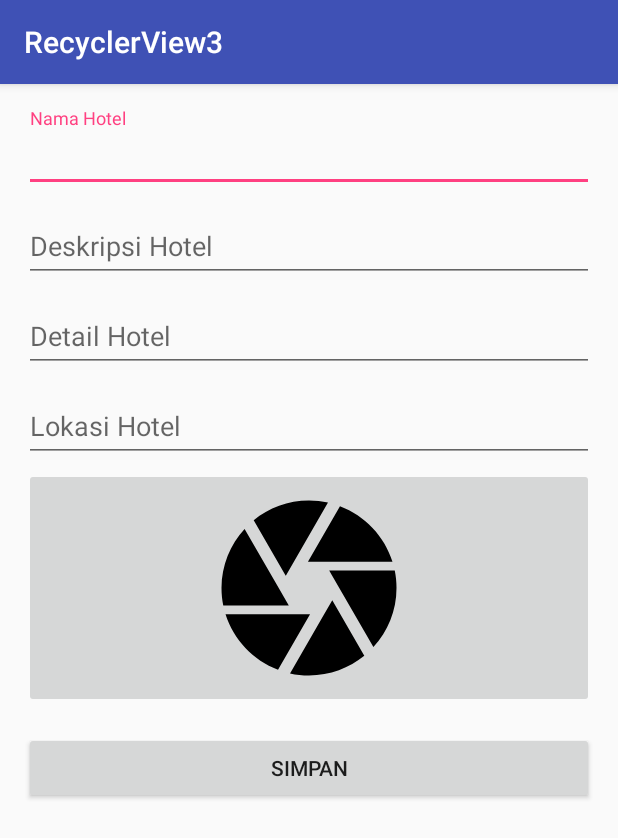
After one commit to Faiqoh/RecyclerView3, an Android app: the InputActivity screen opened directly, with no data from a screen before it, on a phone screen of 412 x 824 dp. The commit adds this screen. Shown: the top 838 px of the screen. Run offline under Robolectric (Android 15) with nearby library versions, the phone set to English and light mode, and no system bars.

Commit message:
RecyclerView Add

```diff
--- a/app/src/main/AndroidManifest.xml
+++ b/app/src/main/AndroidManifest.xml
@@ -23,6 +23,8 @@
             android:label="@string/title_activity_detail"
             android:theme="@style/AppTheme.NoActionBar">
         </activity>
+        <activity android:name=".InputActivity">
+        </activity>
     </application>
 
 </manifest>
--- /dev/null
+++ b/app/src/main/java/id/sch/smktelkom_mlg/learn/recyclerview3/InputActivity.java
@@ -0,0 +1,111 @@
+package id.sch.smktelkom_mlg.learn.recyclerview3;
+
+import android.content.Intent;
+import android.net.Uri;
+import android.os.Bundle;
+import android.support.design.widget.Snackbar;
+import android.support.design.widget.TextInputLayout;
+import android.support.v7.app.AppCompatActivity;
+import android.view.View;
+import android.widget.EditText;
+import android.widget.ImageView;
+
+import id.sch.smktelkom_mlg.learn.recyclerview3.model.Hotel;
+
+public class InputActivity extends AppCompatActivity {
+      static final int REQUEST_IMAGE_GET = 1;
+      EditText etJudul;
+      EditText etDeskripsi;
+      EditText etDetail;
+      EditText etLokasi;
+      ImageView ivFoto;
+      Uri uriFoto;
+      Hotel hotel;
+
+      @Override
+      protected void onCreate(Bundle savedInstanceState) {
+            super.onCreate(savedInstanceState);
+            setContentView(R.layout.activity_input);
+
+            etJudul = (EditText) findViewById(R.id.editTextNama);
+            etDeskripsi = (EditText) findViewById(R.id.editTextDeskripsi);
+            etDetail = (EditText) findViewById(R.id.editTextDetail);
+            etLokasi = (EditText) findViewById(R.id.editTextLokasi);
+            ivFoto = (ImageView) findViewById(R.id.imageViewFoto);
+
+            ivFoto.setOnClickListener(new View.OnClickListener() {
+                  @Override
+                  public void onClick(View v) {
+                        pickPhoto();
+                  }
+            });
+
+            findViewById(R.id.buttonSimpan).setOnClickListener(new View.OnClickListener() {
+                  @Override
+                  public void onClick(View v) {
+                        doSave();
+                  }
+            });
+      }
+
+      private void doSave() {
+            String judul = etJudul.getText().toString();
+            String deskripsi = etDeskripsi.getText().toString();
+            String detail = etDetail.getText().toString();
+            String lokasi = etLokasi.getText().toString();
+
+            if (isValid(judul, deskripsi, detail, lokasi, uriFoto)) {
+                  hotel = new Hotel(judul, deskripsi, detail, lokasi, uriFoto.toString());
+
+                  Intent intent = new Intent();
+                  intent.putExtra(MainActivity.HOTEL, hotel);
+                  setResult(RESULT_OK, intent);
+                  finish();
+            }
+      }
+
+      private boolean isValid(String judul, String deskripsi, String detail, String lokasi, Uri uriFoto) {
+            boolean valid = true;
+            if (judul.isEmpty()) {
+                  setErrorEmpty(etJudul);
+                  valid = false;
+            }
+            if (deskripsi.isEmpty()) {
+                  setErrorEmpty(etDeskripsi);
+                  valid = false;
+            }
+            if (detail.isEmpty()) {
+                  setErrorEmpty(etDetail);
+                  valid = false;
+            }
+            if (lokasi.isEmpty()) {
+                  setErrorEmpty(etLokasi);
+                  valid = false;
+            }
+            if (uriFoto == null) {
+                  Snackbar.make(ivFoto, "Foto Belum Ada", Snackbar.LENGTH_SHORT).show();
+                  valid = false;
+            }
+            return valid;
+      }
+
+      private void setErrorEmpty(EditText editText) {
+            editText.setError(((TextInputLayout) editText.getParent()).getHint() + "Belum Diisi");
+      }
+
+      private void pickPhoto() {
+            Intent intent = new Intent(Intent.ACTION_GET_CONTENT);
+            intent.setType("image/*");
+            if (intent.resolveActivity(getPackageManager()) != null)
+                  startActivityForResult(intent, REQUEST_IMAGE_GET);
+      }
+
+      @Override
+      protected void onActivityResult(int requestedCode, int resultCode, Intent data) {
+            super.onActivityResult(requestedCode, resultCode, data);
+            if (requestedCode == REQUEST_IMAGE_GET && resultCode == RESULT_OK) {
+                  uriFoto = data.getData();
+                  ivFoto.setImageURI(uriFoto);
+            }
+      }
+}
--- /dev/null
+++ b/app/src/main/res/layout/activity_input.xml
@@ -0,0 +1,90 @@
+<?xml version="1.0" encoding="utf-8"?>
+<ScrollView
+    xmlns:android="http://schemas.android.com/apk/res/android"
+    xmlns:app="http://schemas.android.com/apk/res-auto"
+    xmlns:tools="http://schemas.android.com/tools"
+    android:layout_width="match_parent"
+    android:layout_height="match_parent">
+
+    <LinearLayout
+        android:id="@+id/activity_input"
+        android:layout_width="match_parent"
+        android:layout_height="wrap_content"
+        android:orientation="vertical"
+        android:paddingBottom="@dimen/activity_vertical_margin"
+        android:paddingLeft="@dimen/activity_horizontal_margin"
+        android:paddingRight="@dimen/activity_horizontal_margin"
+        android:paddingTop="@dimen/activity_vertical_margin"
+        tools:context="id.sch.smktelkom_mlg.learn.recyclerview3.InputActivity">
+
+        <android.support.design.widget.TextInputLayout
+            android:layout_width="match_parent"
+            android:layout_height="wrap_content"
+            android:hint="Nama Hotel">
+
+            <android.support.design.widget.TextInputEditText
+                android:id="@+id/editTextNama"
+                android:layout_width="match_parent"
+                android:layout_height="wrap_content"/>
+
+        </android.support.design.widget.TextInputLayout>
+
+        <android.support.design.widget.TextInputLayout
+            android:layout_width="match_parent"
+            android:layout_height="wrap_content"
+            android:layout_marginTop="4dp"
+            android:hint="Deskripsi Hotel">
+
+            <android.support.design.widget.TextInputEditText
+                android:id="@+id/editTextDeskripsi"
+                android:layout_width="match_parent"
+                android:layout_height="wrap_content"/>
+
+        </android.support.design.widget.TextInputLayout>
+
+        <android.support.design.widget.TextInputLayout
+            android:layout_width="match_parent"
+            android:layout_height="wrap_content"
+            android:layout_marginTop="4dp"
+            android:hint="Detail Hotel">
+
+            <android.support.design.widget.TextInputEditText
+                android:id="@+id/editTextDetail"
+                android:layout_width="match_parent"
+                android:layout_height="wrap_content"
+                android:inputType="textMultiLine"/>
+
+        </android.support.design.widget.TextInputLayout>
+
+        <android.support.design.widget.TextInputLayout
+            android:layout_width="match_parent"
+            android:layout_height="wrap_content"
+            android:layout_marginTop="4dp"
+            android:hint="Lokasi Hotel">
+
+            <android.support.design.widget.TextInputEditText
+                android:id="@+id/editTextLokasi"
+                android:layout_width="match_parent"
+                android:layout_height="wrap_content"/>
+
+        </android.support.design.widget.TextInputLayout>
+
+        <ImageButton
+            android:id="@+id/imageViewFoto"
+            android:layout_width="match_parent"
+            android:layout_height="wrap_content"
+            android:layout_gravity="center"
+            android:layout_marginTop="4dp"
+            android:minHeight="160dp"
+            android:scaleType="fitCenter"
+            app:srcCompat="@drawable/ic_camera_black_24dp"/>
+
+        <Button
+            android:id="@+id/buttonSimpan"
+            android:layout_width="match_parent"
+            android:layout_height="wrap_content"
+            android:layout_marginTop="16dp"
+            android:text="Simpan"/>
+
+    </LinearLayout>
+</ScrollView>
--- a/app/src/main/res/layout/activity_main.xml
+++ b/app/src/main/res/layout/activity_main.xml
@@ -30,6 +30,7 @@
         android:layout_height="wrap_content"
         android:layout_gravity="bottom|end"
         android:layout_margin="@dimen/fab_margin"
-        app:srcCompat="@android:drawable/ic_dialog_email"/>
+        android:tint="@android:color/white"
+        app:srcCompat="@drawable/ic_add_black_24dp"/>
 
 </android.support.design.widget.CoordinatorLayout>
```
Also changed, not shown: app/src/main/java/id/sch/smktelkom_mlg/learn/recyclerview3/MainActivity.java (+16 -3 lines).
